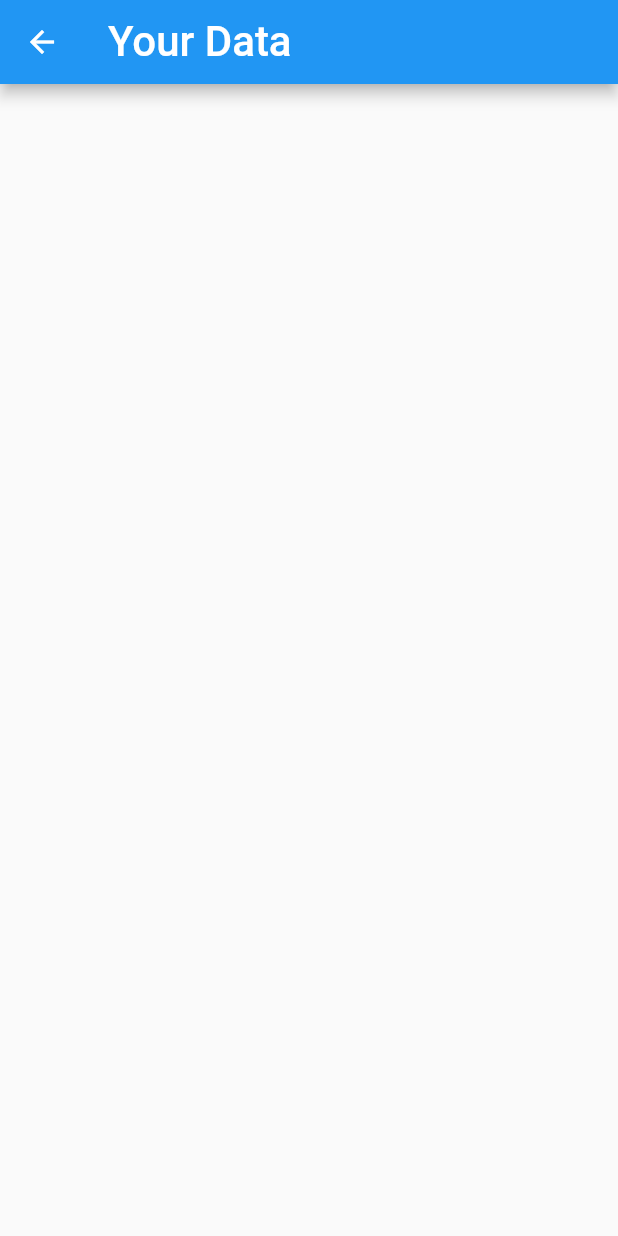
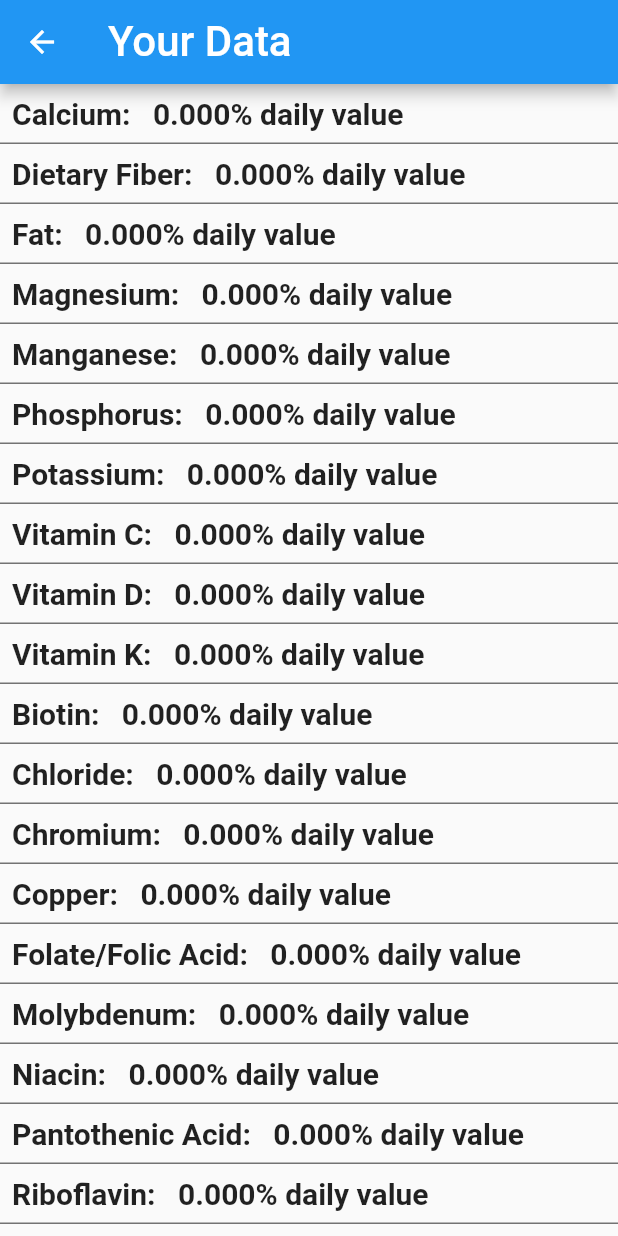
Before and after one commit to 3LI-N/NotACalorieTracker, a Flutter app: the UserProfile screen opened directly, on a phone screen of 412 x 824 dp. Run offline on Flutter 3.47's test engine with Material 2 defaults, Android fonts, the phone set to English and light mode, and no system bars; our stand-ins replace csv; project files that could hold a hidden picture were left out.

Commit message:
displays daily value percentages

```diff
--- /dev/null
+++ b/lib/dailyvaluelist.dart
@@ -0,0 +1,228 @@
+class NutrientDVList {
+  final String displayName;
+  final String usdaName;
+  final double dailyValue;
+  final String unitName;
+
+  NutrientDVList({
+    required this.displayName,
+    required this.usdaName,
+    required this.dailyValue,
+    required this.unitName,
+  });
+
+  List<NutrientDVList> nutrientDVList() {
+    return [
+      NutrientDVList(
+        displayName: "Calcium",
+        usdaName: "Calcium, Ca",
+        dailyValue: 1300,
+        unitName: "mg",
+      ),
+      NutrientDVList(
+        displayName: "Dietary Fiber",
+        usdaName: "Fiber, total dietary",
+        dailyValue: 28,
+        unitName: "g",
+      ),
+      NutrientDVList(
+        displayName: "Fat",
+        usdaName: "Total lipid (fat)",
+        dailyValue: 78,
+        unitName: "g",
+      ),
+      NutrientDVList(
+        displayName: "Magnesium",
+        usdaName: "Magnesium, Mg",
+        dailyValue: 420,
+        unitName: "mg",
+      ),
+      NutrientDVList(
+        displayName: "Manganese",
+        usdaName: "Manganese, Mn",
+        dailyValue: 2.3,
+        unitName: "mg",
+      ),
+      NutrientDVList(
+        displayName: "Phosphorus",
+        usdaName: "Phosphorus, P",
+        dailyValue: 1250,
+        unitName: "mg",
+      ),
+      NutrientDVList(
+        displayName: "Potassium",
+        usdaName: "Potassium, K",
+        dailyValue: 4700,
+        unitName: "mg",
+      ),
+      NutrientDVList(
+        displayName: "Vitamin C",
+        usdaName: "Vitamin C, total ascorbic acid",
+        dailyValue: 90,
+        unitName: "mg",
+      ),
+      NutrientDVList(
+        displayName: "Vitamin D",
+        usdaName: "Vitamin D (D2 + D3)",
+        dailyValue: 20,
+        unitName: "µg",
+      ),
+      NutrientDVList(
+        displayName: "Vitamin K",
+        usdaName: "Vitamin K (phylloquinone)",
+        dailyValue: 120,
+        unitName: "µg",
+      ),
+      NutrientDVList(
+        displayName: "Biotin",
+        usdaName: "",
+        dailyValue: 30,
+        unitName: "µg",
+      ),
+      NutrientDVList(
+        displayName: "Chloride",
+        usdaName: "",
+        dailyValue: 2300,
+        unitName: "mg",
+      ),
+      NutrientDVList(
+        displayName: "Chromium",
+        usdaName: "",
+        dailyValue: 35,
+        unitName: "µg",
+      ),
+      NutrientDVList(
+        displayName: "Copper",
+        usdaName: "Copper, Cu",
+        dailyValue: 0.9,
+        unitName: "mg",
+      ),
+      NutrientDVList(
+        displayName: "Folate/Folic Acid",
+        usdaName: "",
+        dailyValue: 400,
+        unitName: "µg",
+      ),
+      NutrientDVList(
+        displayName: "Molybdenum",
+        usdaName: "",
+        dailyValue: 45,
+        unitName: "µg",
+      ),
+      NutrientDVList(
+        displayName: "Niacin",
+        usdaName: "Niacin",
+        dailyValue: 16,
+        unitName: "mg",
+      ),
+      NutrientDVList(
+        displayName: "Pantothenic Acid",
+        usdaName: "Pantothenic acid",
+        dailyValue: 5,
+        unitName: "mg",
+      ),
+      NutrientDVList(
+        displayName: "Riboflavin",
+        usdaName: "Riboflavin",
+        dailyValue: 1.3,
+        unitName: "mg",
+      ),
+      NutrientDVList(
+        displayName: "Selenium",
+        usdaName: "Selenium, Se",
+        dailyValue: 55,
+        unitName: "µg",
+      ),
+      NutrientDVList(
+        displayName: "Sodium",
+        usdaName: "Sodium, Na",
+        dailyValue: 2300,
+        unitName: "mg",
+      ),
+      NutrientDVList(
+        displayName: "Thiamin",
+        usdaName: "Thiamin",
+        dailyValue: 1.2,
+        unitName: "mg",
+      ),
+      NutrientDVList(
+        displayName: "Carbohydrate",
+        usdaName: "Carbohydrate, by difference",
+        dailyValue: 275,
+        unitName: "g",
+      ),
+      NutrientDVList(
+        displayName: "Vitamin A",
+        usdaName: "Vitamin A, RAE",
+        dailyValue: 900,
+        unitName: "µg",
+      ),
+      NutrientDVList(
+        displayName: "Vitamin B-6",
+        usdaName: "Vitamin B-6",
+        dailyValue: 1.7,
+        unitName: "mg",
+      ),
+      NutrientDVList(
+        displayName: "Vitamin B-12",
+        usdaName: "Vitamin B-12",
+        dailyValue: 2.4,
+        unitName: "µg",
+      ),
+      NutrientDVList(
+        displayName: "Vitamin E",
+        usdaName: "Vitamin E (alpha-tocopherol)",
+        dailyValue: 15,
+        unitName: "mg",
+      ),
+      NutrientDVList(
+        displayName: "Zinc",
+        usdaName: "Zinc, Zn",
+        dailyValue: 11,
+        unitName: "mg",
+      ),
+      NutrientDVList(
+        displayName: "Cholesterol",
+        usdaName: "Cholesterol",
+        dailyValue: 300,
+        unitName: "mg",
+      ),
+      NutrientDVList(
+        displayName: "Iodine",
+        usdaName: "",
+        dailyValue: 150,
+        unitName: "µg",
+      ),
+      NutrientDVList(
+        displayName: "Iron",
+        usdaName: "Iron, Fe",
+        dailyValue: 18,
+        unitName: "mg",
+      ),
+      NutrientDVList(
+        displayName: "Protein",
+        usdaName: "Protein",
+        dailyValue: 50,
+        unitName: "g",
+      ),
+      NutrientDVList(
+        displayName: "Saturated fat",
+        usdaName: "Fatty acids, total saturated",
+        dailyValue: 20,
+        unitName: "g",
+      ),
+      NutrientDVList(
+        displayName: "Added sugars",
+        usdaName: "",
+        dailyValue: 50,
+        unitName: "g",
+      ),
+      NutrientDVList(
+        displayName: "Choline",
+        usdaName: "Choline, total",
+        dailyValue: 550,
+        unitName: "mg",
+      ),
+    ];
+  }
+}
--- a/lib/user_profile.dart
+++ b/lib/user_profile.dart
@@ -2,6 +2,7 @@ import 'package:flutter/material.dart';
 import 'package:provider/provider.dart';
 import 'provider/nutrient_provider.dart';
 import '/models/usernutrientmodel.dart';
+import 'dailyvaluelist.dart';
 
 import 'detail_screen.dart';
 
@@ -12,11 +13,22 @@ class UserProfile extends StatefulWidget {
   _UserProfileState createState() => _UserProfileState();
 }
 
-class _UserProfileState extends State<UserProfile>{
+class _UserProfileState extends State<UserProfile> {
+  var nutrientDVList = NutrientDVList(
+      displayName: '', usdaName: '', dailyValue: 0, unitName: '');
+  List<NutrientDVList> _nutrientDVList = [];
+
+  @override
+  void initState() {
+    _nutrientDVList = nutrientDVList.nutrientDVList();
+    super.initState();
+  }
+
   @override
   Widget build(BuildContext context) {
     var nutrientState = context.watch<NutrientProvider>();
-    var userNutrients = nutrientState.getUserData.nutrientList; // map with string as key and UserNutrient as value
+    var userNutrients = nutrientState.getUserData
+        .nutrientList; // map with string as key and UserNutrient as value
     return Scaffold(
       appBar: AppBar(
         title: const Text(
@@ -27,12 +39,27 @@ class _UserProfileState extends State<UserProfile>{
       body: Column(
         children: [
           Container(
-                    child: Expanded(
+            child: _nutrientDVList.isEmpty
+                ? const Center(
+                    child: CircularProgressIndicator(
+                    color: Colors.black,
+                  ))
+                : Expanded(
                     child: ListView.builder(
-                          itemCount: userNutrients.length,
+                        itemCount:
+                            _nutrientDVList.length, // was userNutrients.length
                         itemBuilder: (context, index) {
-                            String key = userNutrients.keys.elementAt(index);
-                            UserNutrient nutrient = userNutrients[key];
+                          //String key = userNutrients.keys.elementAt(index);
+                          //UserNutrient nutrient = userNutrients[key];
+                          NutrientDVList nutrient = _nutrientDVList[index];
+                          double percentDV = 0.0;
+                          if (userNutrients.containsKey(nutrient.usdaName) &&
+                              userNutrients[nutrient.usdaName] != null) {
+                            percentDV =
+                                userNutrients[nutrient.usdaName].amount *
+                                    100 /
+                                    nutrient.dailyValue;
+                          }
                           return Column(
                             mainAxisAlignment: MainAxisAlignment.center,
                             crossAxisAlignment: CrossAxisAlignment.start,
@@ -43,7 +70,7 @@ class _UserProfileState extends State<UserProfile>{
                                   alignment: Alignment.topLeft,
                                   fit: BoxFit.scaleDown,
                                   child: Text(
-                                      "${nutrient.name}:   ${nutrient.amount} ${nutrient.unitName}",
+                                    "${nutrient.displayName}:   ${percentDV.toStringAsFixed(3)}% daily value",
                                     style: TextStyle(
                                       fontSize: 20,
                                       fontWeight: FontWeight.w600,
```
Lines whose indentation alone changed are shown as unchanged.
